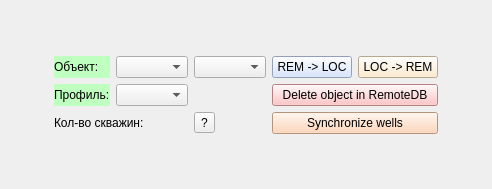
Qt form qt/rem_db_window.ui (idergunoff/geovel_1.0) before a commit.
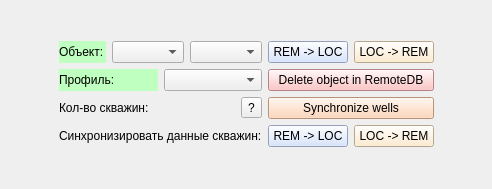
The same form after that commit.

Commit message: sync well relations

What changed in the file:
```diff
--- a/qt/rem_db_window.ui
+++ b/qt/rem_db_window.ui
@@ -13,7 +13,7 @@
   <property name="windowTitle">
    <string>RemoteDB</string>
   </property>
-  <layout class="QGridLayout" name="gridLayout_4">
+  <layout class="QGridLayout" name="gridLayout_3">
    <item row="0" column="1">
     <spacer name="verticalSpacer_2">
      <property name="orientation">
@@ -41,10 +41,12 @@
     </spacer>
    </item>
    <item row="1" column="1">
-    <layout class="QGridLayout" name="gridLayout_3">
-     <item row="0" column="0">
+    <layout class="QHBoxLayout" name="horizontalLayout_5">
+     <item>
       <layout class="QGridLayout" name="gridLayout_2">
        <item row="0" column="0">
+        <layout class="QHBoxLayout" name="horizontalLayout_2">
+         <item>
         <widget class="QLabel" name="label_4">
          <property name="styleSheet">
           <string notr="true">background-color: rgb(191, 255, 191);</string>
@@ -54,7 +56,7 @@
          </property>
         </widget>
        </item>
-       <item row="0" column="1">
+         <item>
         <widget class="QComboBox" name="comboBox_object_rem">
          <property name="sizePolicy">
           <sizepolicy hsizetype="Preferred" vsizetype="Fixed">
@@ -64,10 +66,14 @@
          </property>
         </widget>
        </item>
-       <item row="0" column="2">
+         <item>
         <widget class="QComboBox" name="comboBox_research_rem"/>
        </item>
+        </layout>
+       </item>
        <item row="1" column="0">
+        <layout class="QHBoxLayout" name="horizontalLayout_3">
+         <item>
         <widget class="QLabel" name="label_5">
          <property name="styleSheet">
           <string notr="true">background-color: rgb(191, 255, 191);</string>
@@ -77,7 +83,7 @@
          </property>
         </widget>
        </item>
-       <item row="1" column="1">
+         <item>
         <widget class="QComboBox" name="comboBox_profile_rem">
          <property name="sizePolicy">
           <sizepolicy hsizetype="Preferred" vsizetype="Fixed">
@@ -87,14 +93,18 @@
          </property>
         </widget>
        </item>
-       <item row="2" column="0" colspan="2">
+        </layout>
+       </item>
+       <item row="2" column="0">
+        <layout class="QHBoxLayout" name="horizontalLayout_4">
+         <item>
         <widget class="QLabel" name="label_wells_count">
          <property name="text">
           <string>Кол-во скважин: </string>
          </property>
         </widget>
        </item>
-       <item row="2" column="2">
+         <item>
         <widget class="QToolButton" name="toolButton_cw">
          <property name="text">
           <string>?</string>
@@ -103,7 +113,16 @@
        </item>
       </layout>
      </item>
-     <item row="0" column="1">
+       <item row="3" column="0">
+        <widget class="QLabel" name="label">
+         <property name="text">
+          <string>Синхронизировать данные скважин:</string>
+         </property>
+        </widget>
+       </item>
+      </layout>
+     </item>
+     <item>
       <layout class="QGridLayout" name="gridLayout">
        <item row="0" column="0">
         <widget class="QPushButton" name="pushButton_load_obj_rem">
@@ -154,6 +173,33 @@
          </property>
         </widget>
        </item>
+       <item row="3" column="0" colspan="2">
+        <layout class="QHBoxLayout" name="horizontalLayout">
+         <item>
+          <widget class="QPushButton" name="pushButton_load_well_rel">
+           <property name="toolTip">
+            <string>Загрузить данные скважин с удаленной БД на локальную</string>
+           </property>
+           <property name="styleSheet">
+            <string notr="true">background-color: rgb(206, 222, 255);</string>
+           </property>
+           <property name="text">
+            <string>REM -&gt; LOC</string>
+           </property>
+          </widget>
+         </item>
+         <item>
+          <widget class="QPushButton" name="pushButton_unload_well_rel">
+           <property name="styleSheet">
+            <string notr="true">background-color: rgb(255, 233, 196);</string>
+           </property>
+           <property name="text">
+            <string>LOC -&gt; REM</string>
+           </property>
+          </widget>
+         </item>
+        </layout>
+       </item>
       </layout>
      </item>
     </layout>
```
Lines whose indentation alone changed are shown as unchanged. The commit also changes 5 other files.
